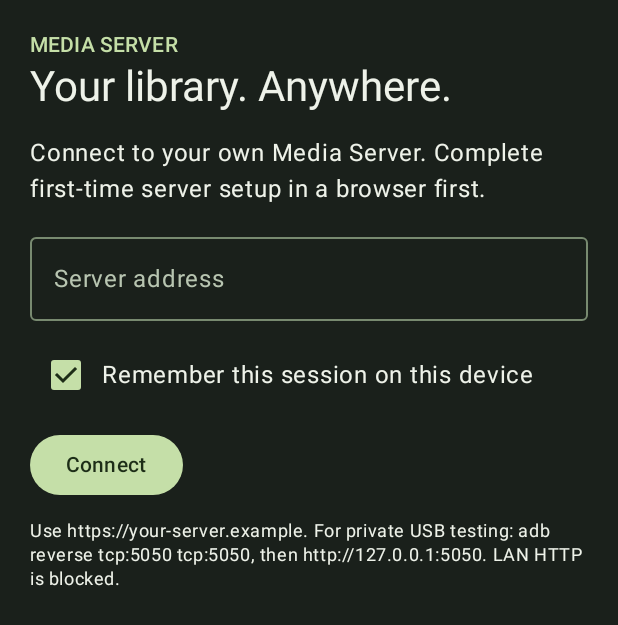
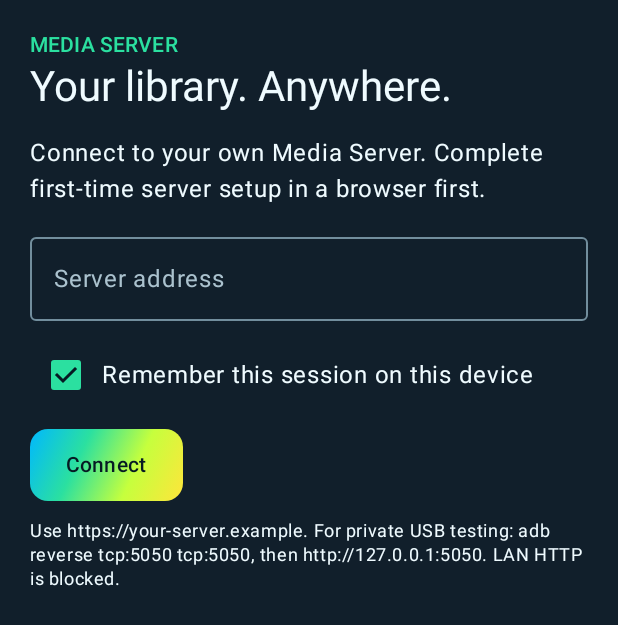
Before and after one commit to Splortch/Media-server, an Android app built with Jetpack Compose: the screen it shows after launch (MainActivity), on a phone screen of 412 x 824 dp. Shown: the top 625 px of the screen. Run offline under Robolectric (Android 15) with nearby library versions, the light colour scheme and no system bars; libraries missing offline, so code that uses them is left out: androidx.media3.datasource.

Commit message:
feat(theme): apply Lime Soda gradients across web, desktop and Android

```diff
--- a/clients/android/app/src/main/java/org/splortch/mediaserver/android/MainActivity.kt
+++ b/clients/android/app/src/main/java/org/splortch/mediaserver/android/MainActivity.kt
@@ -22,7 +22,6 @@ import androidx.compose.ui.Alignment
 import androidx.compose.ui.Modifier
 import androidx.compose.ui.draw.clip
 import androidx.compose.ui.graphics.Brush
-import androidx.compose.ui.graphics.Color
 import androidx.compose.ui.platform.testTag
 import androidx.compose.ui.semantics.clearAndSetSemantics
 import androidx.compose.ui.text.input.KeyboardType
@@ -57,32 +56,7 @@ class MainActivity : ComponentActivity() {
                 else window.clearFlags(WindowManager.LayoutParams.FLAG_KEEP_SCREEN_ON)
             }
             BackHandler(screen.detail != null) { model.back() }
-            MaterialTheme(
-                colorScheme =
-                    darkColorScheme(
-                        primary = Color(0xFFC5DFA8),
-                        onPrimary = Color(0xFF1D2D17),
-                        primaryContainer = Color(0xFF2A3824),
-                        onPrimaryContainer = Color(0xFFD7EAC3),
-                        secondary = Color(0xFFB8CBA9),
-                        onSecondary = Color(0xFF1D2D17),
-                        secondaryContainer = Color(0xFF303E2D),
-                        onSecondaryContainer = Color(0xFFE6EFDD),
-                        background = Color(0xFF111512),
-                        onBackground = Color(0xFFEEF2E9),
-                        surface = Color(0xFF1A201B),
-                        onSurface = Color(0xFFEEF2E9),
-                        surfaceVariant = Color(0xFF273127),
-                        onSurfaceVariant = Color(0xFFB8C5B1),
-                        outline = Color(0xFF788A70),
-                        outlineVariant = Color(0xFF3D4B38),
-                    ),
-                shapes = Shapes(
-                    small = RoundedCornerShape(12.dp),
-                    medium = RoundedCornerShape(18.dp),
-                    large = RoundedCornerShape(24.dp),
-                ),
-            ) {
+            MediaTheme {
                 Surface(Modifier.fillMaxSize()) {
                     if (screen.fullscreen && player != null) {
                         Box(Modifier.fillMaxSize()) {
@@ -222,7 +196,10 @@ class MainActivity : ComponentActivity() {
                                 item {
                                     val current = player
                                     if (current == null)
-                                        Button(onClick = model::play, enabled = !screen.busy) {
+                                        GradientButton(
+                                            onClick = model::play,
+                                            enabled = !screen.busy,
+                                        ) {
                                             Text("Play / resume")
                                         }
                                     else {
@@ -316,7 +293,7 @@ class MainActivity : ComponentActivity() {
                                                 )
                                             }
                                         }
-                                        Button(
+                                        GradientButton(
                                             onClick = model::prepareHls,
                                             enabled = !screen.busy,
                                         ) {
@@ -392,7 +369,9 @@ private fun ConnectionScreen(saved: String, busy: Boolean, connect: (String, Boo
             Checkbox(rememberSession, { rememberSession = it })
             Text("Remember this session on this device", Modifier.padding(top = 12.dp))
         }
-        Button(onClick = { connect(address, rememberSession) }, enabled = !busy) { Text("Connect") }
+        GradientButton(onClick = { connect(address, rememberSession) }, enabled = !busy) {
+            Text("Connect")
+        }
         Text(
             "Use https://your-server.example. For private USB testing: adb reverse tcp:5050 tcp:5050, then http://127.0.0.1:5050. LAN HTTP is blocked.",
             style = MaterialTheme.typography.bodySmall,
@@ -424,7 +403,7 @@ private fun LoginScreen(server: String, busy: Boolean, login: (String, String) -
             keyboardOptions = KeyboardOptions(keyboardType = KeyboardType.Password),
             modifier = Modifier.fillMaxWidth(),
         )
-        Button(
+        GradientButton(
             onClick = {
                 val supplied = password
                 password = ""
@@ -449,7 +428,7 @@ private fun SearchScreen(screen: Screen, model: MediaViewModel) {
             singleLine = true,
             modifier = Modifier.fillMaxWidth(),
         )
-        Button(onClick = { model.search(prefix) }, enabled = !screen.busy) { Text("Search") }
+        GradientButton(onClick = { model.search(prefix) }, enabled = !screen.busy) { Text("Search") }
         Row(
             Modifier.horizontalScroll(rememberScrollState()),
             horizontalArrangement = Arrangement.spacedBy(8.dp),
@@ -490,12 +469,7 @@ private fun MediaCard(media: MediaSummary, enabled: Boolean, open: () -> Unit) {
                 Modifier.size(width = 52.dp, height = 68.dp)
                     .clip(RoundedCornerShape(10.dp))
                     .background(
-                        Brush.linearGradient(
-                            listOf(
-                                MaterialTheme.colorScheme.primaryContainer,
-                                MaterialTheme.colorScheme.surfaceVariant,
-                            )
-                        )
+                        Brush.linearGradient(MediaColors.Gradient)
                     )
                     .clearAndSetSemantics {},
                 contentAlignment = Alignment.Center,
@@ -503,7 +477,7 @@ private fun MediaCard(media: MediaSummary, enabled: Boolean, open: () -> Unit) {
                 Text(
                     media.title.take(1).uppercase(),
                     style = MaterialTheme.typography.headlineSmall,
-                    color = MaterialTheme.colorScheme.primary,
+                    color = MediaColors.Ink,
                 )
             }
             Column(Modifier.weight(1f), verticalArrangement = Arrangement.spacedBy(6.dp)) {
--- /dev/null
+++ b/clients/android/app/src/main/java/org/splortch/mediaserver/android/MediaTheme.kt
@@ -0,0 +1,84 @@
+package org.splortch.mediaserver.android
+
+import androidx.compose.foundation.background
+import androidx.compose.foundation.layout.RowScope
+import androidx.compose.foundation.shape.RoundedCornerShape
+import androidx.compose.material3.Button as MaterialButton
+import androidx.compose.material3.ButtonDefaults
+import androidx.compose.material3.MaterialTheme
+import androidx.compose.material3.Shapes
+import androidx.compose.material3.darkColorScheme
+import androidx.compose.runtime.Composable
+import androidx.compose.ui.Modifier
+import androidx.compose.ui.graphics.Brush
+import androidx.compose.ui.graphics.Color
+import androidx.compose.ui.unit.dp
+
+internal object MediaColors {
+    val Cyan = Color(0xFF00B8FF)
+    val Mint = Color(0xFF2BE0A0)
+    val Lime = Color(0xFFC6FF3D)
+    val Yellow = Color(0xFFFFE53B)
+    val Ink = Color(0xFF061A23)
+    val Gradient = listOf(Cyan, Mint, Lime, Yellow)
+}
+
+@Composable
+internal fun MediaTheme(content: @Composable () -> Unit) {
+    MaterialTheme(
+        colorScheme = darkColorScheme(
+            primary = MediaColors.Mint,
+            onPrimary = MediaColors.Ink,
+            primaryContainer = Color(0xFF163B3B),
+            onPrimaryContainer = Color(0xFFB5FFDB),
+            secondary = MediaColors.Cyan,
+            onSecondary = MediaColors.Ink,
+            secondaryContainer = Color(0xFF12394C),
+            onSecondaryContainer = Color(0xFFB9EFFF),
+            tertiary = MediaColors.Lime,
+            onTertiary = MediaColors.Ink,
+            tertiaryContainer = Color(0xFF2D3C12),
+            onTertiaryContainer = Color(0xFFE1FFA3),
+            background = Color(0xFF080F17),
+            onBackground = Color(0xFFEFFBFF),
+            surface = Color(0xFF111F2B),
+            onSurface = Color(0xFFEFFBFF),
+            surfaceVariant = Color(0xFF203442),
+            onSurfaceVariant = Color(0xFFABC2CE),
+            outline = Color(0xFF728E9D),
+            outlineVariant = Color(0xFF304958),
+        ),
+        shapes = Shapes(
+            small = RoundedCornerShape(12.dp),
+            medium = RoundedCornerShape(18.dp),
+            large = RoundedCornerShape(24.dp),
+        ),
+        content = content,
+    )
+}
+
+@Composable
+internal fun GradientButton(
+    onClick: () -> Unit,
+    modifier: Modifier = Modifier,
+    enabled: Boolean = true,
+    content: @Composable RowScope.() -> Unit,
+) {
+    val colors = if (enabled) MediaColors.Gradient else listOf(
+        MaterialTheme.colorScheme.surfaceVariant,
+        MaterialTheme.colorScheme.surfaceVariant,
+    )
+    MaterialButton(
+        onClick = onClick,
+        modifier = modifier.background(Brush.linearGradient(colors), MaterialTheme.shapes.small),
+        enabled = enabled,
+        shape = MaterialTheme.shapes.small,
+        colors = ButtonDefaults.buttonColors(
+            containerColor = Color.Transparent,
+            contentColor = MediaColors.Ink,
+            disabledContainerColor = Color.Transparent,
+            disabledContentColor = MaterialTheme.colorScheme.onSurfaceVariant,
+        ),
+        content = content,
+    )
+}
```
Also changed, not shown: 3 other files.
